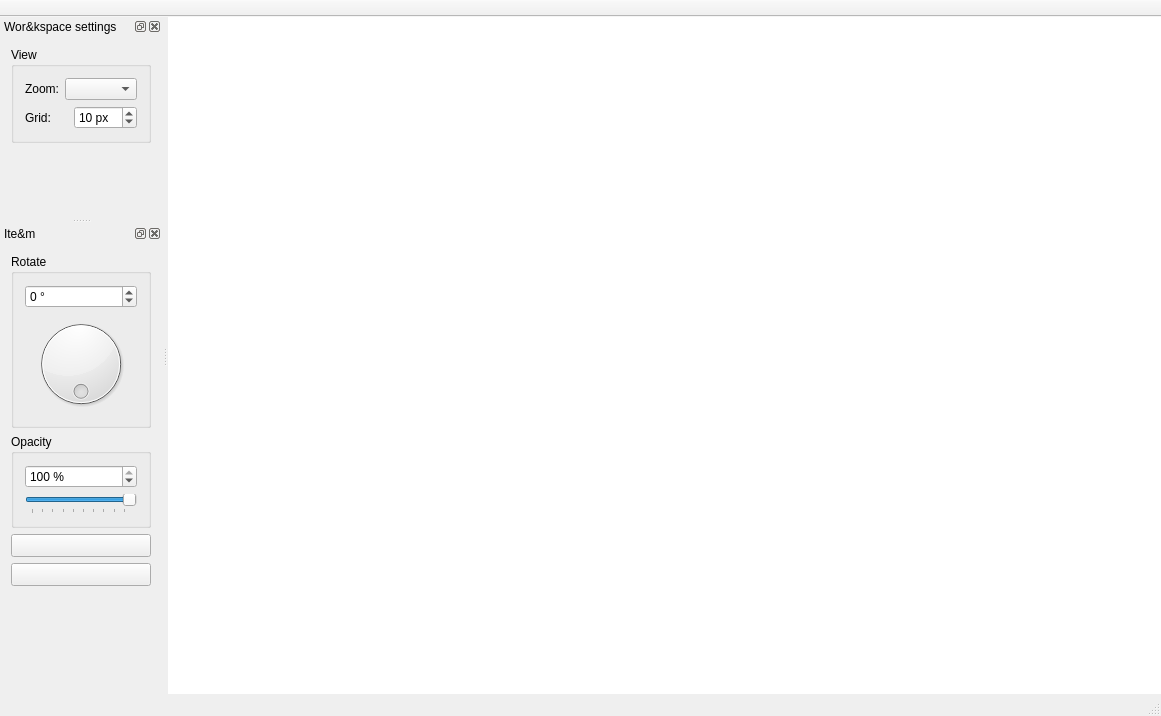
The window that mainwindow.ui (dev-0x7C6/laser-engraver) describes before a commit, drawn with Qt 5.
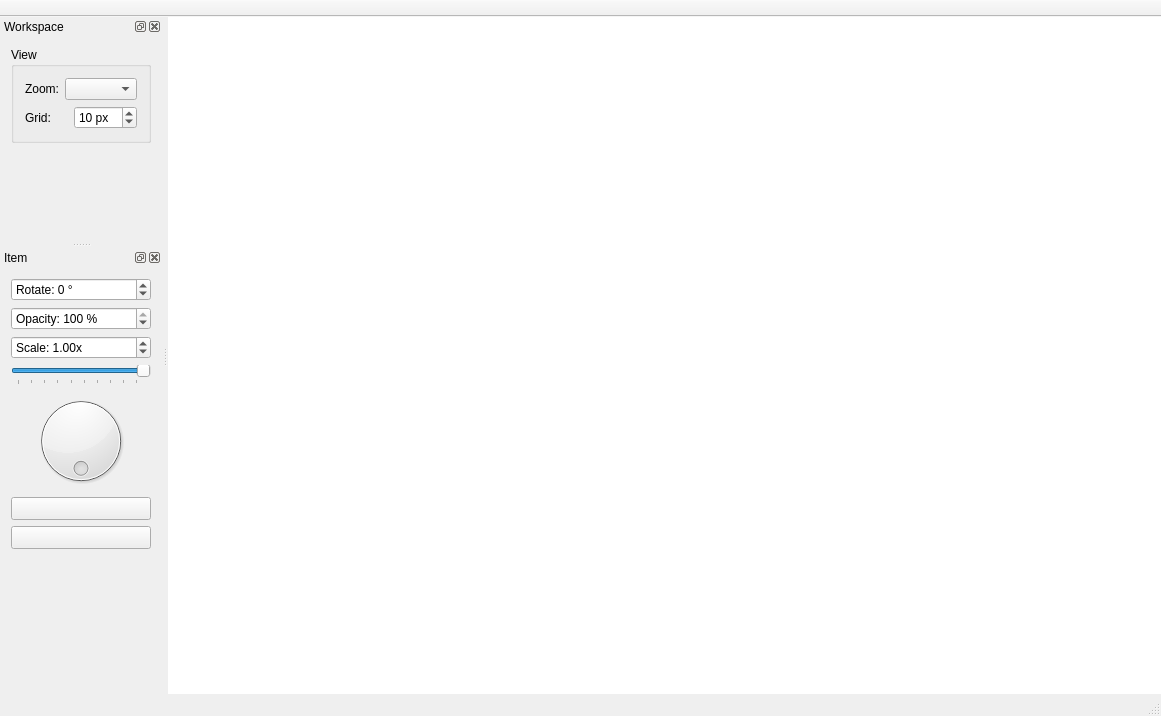
The same window after the commit.

Commit message: gcode: working on gcode generation improvements and added scale feature.

```diff
--- a/mainwindow.ui
+++ b/mainwindow.ui
@@ -87,7 +87,7 @@
   </widget>
   <widget class="QDockWidget" name="WorkspaceSettings">
    <property name="windowTitle">
-    <string>Wor&amp;kspace settings</string>
+    <string>Workspace</string>
    </property>
    <attribute name="dockWidgetArea">
     <number>1</number>
@@ -159,7 +159,7 @@
   </widget>
   <widget class="QDockWidget" name="itemWidget">
    <property name="windowTitle">
-    <string>Ite&amp;m</string>
+    <string>Item</string>
    </property>
    <attribute name="dockWidgetArea">
     <number>1</number>
@@ -167,17 +167,6 @@
    <widget class="QWidget" name="dockWidgetContents_2">
     <layout class="QVBoxLayout" name="verticalLayout_4">
      <item>
-      <widget class="QGroupBox" name="selectedItem">
-       <property name="title">
-        <string>Rotate</string>
-       </property>
-       <layout class="QVBoxLayout" name="verticalLayout_2">
-        <item>
-         <layout class="QHBoxLayout" name="horizontalLayout_5">
-          <property name="topMargin">
-           <number>0</number>
-          </property>
-          <item>
            <widget class="QSpinBox" name="angle">
             <property name="sizePolicy">
              <sizepolicy hsizetype="MinimumExpanding" vsizetype="Fixed">
@@ -191,51 +180,25 @@
             <property name="suffix">
              <string> °</string>
             </property>
-            <property name="maximum">
-             <number>359</number>
-            </property>
-            <property name="value">
-             <number>0</number>
-            </property>
-           </widget>
-          </item>
-         </layout>
-        </item>
-        <item>
-         <widget class="QDial" name="angleDial">
+       <property name="prefix">
+        <string>Rotate: </string>
+       </property>
           <property name="maximum">
            <number>359</number>
           </property>
           <property name="value">
            <number>0</number>
           </property>
-          <property name="invertedAppearance">
-           <bool>false</bool>
-          </property>
-          <property name="wrapping">
-           <bool>true</bool>
-          </property>
-         </widget>
-        </item>
-       </layout>
-      </widget>
-     </item>
-     <item>
-      <widget class="QGroupBox" name="selectedItem_2">
-       <property name="title">
-        <string>Opacity</string>
-       </property>
-       <layout class="QVBoxLayout" name="verticalLayout_5">
-        <item>
-         <layout class="QHBoxLayout" name="horizontalLayout">
-          <property name="topMargin">
-           <number>0</number>
-          </property>
+      </widget>
+     </item>
           <item>
            <widget class="QSpinBox" name="opacity">
             <property name="suffix">
              <string> %</string>
             </property>
+       <property name="prefix">
+        <string>Opacity: </string>
+       </property>
             <property name="minimum">
              <number>5</number>
             </property>
@@ -247,7 +210,27 @@
             </property>
            </widget>
           </item>
-         </layout>
+     <item>
+      <widget class="QDoubleSpinBox" name="itemScale">
+       <property name="prefix">
+        <string>Scale: </string>
+       </property>
+       <property name="suffix">
+        <string>x</string>
+       </property>
+       <property name="decimals">
+        <number>2</number>
+       </property>
+       <property name="maximum">
+        <double>1000.000000000000000</double>
+       </property>
+       <property name="stepType">
+        <enum>QAbstractSpinBox::AdaptiveDecimalStepType</enum>
+       </property>
+       <property name="value">
+        <double>1.000000000000000</double>
+       </property>
+      </widget>
         </item>
         <item>
          <widget class="QSlider" name="opacitySlider">
@@ -271,7 +254,20 @@
           </property>
          </widget>
         </item>
-       </layout>
+     <item>
+      <widget class="QDial" name="angleDial">
+       <property name="maximum">
+        <number>359</number>
+       </property>
+       <property name="value">
+        <number>0</number>
+       </property>
+       <property name="invertedAppearance">
+        <bool>false</bool>
+       </property>
+       <property name="wrapping">
+        <bool>true</bool>
+       </property>
       </widget>
      </item>
      <item>
```
Left out of the diff: 3 changed lines with no effect on the pictures. Lines whose indentation alone changed are shown as unchanged. The commit also changes 5 other files.
